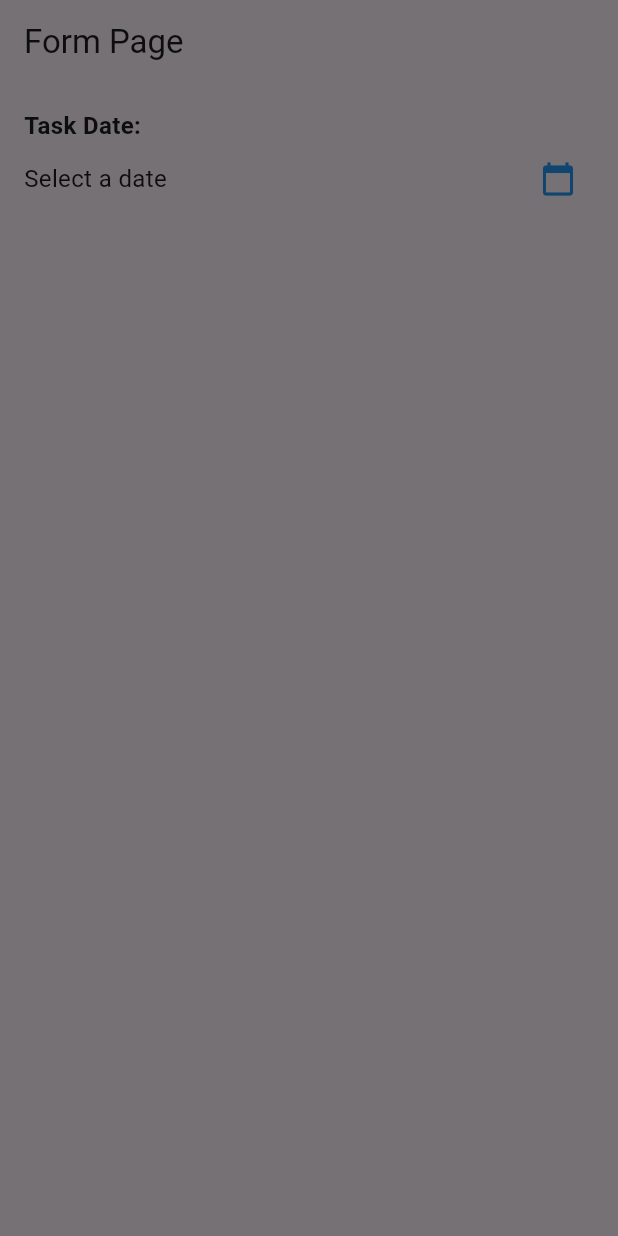
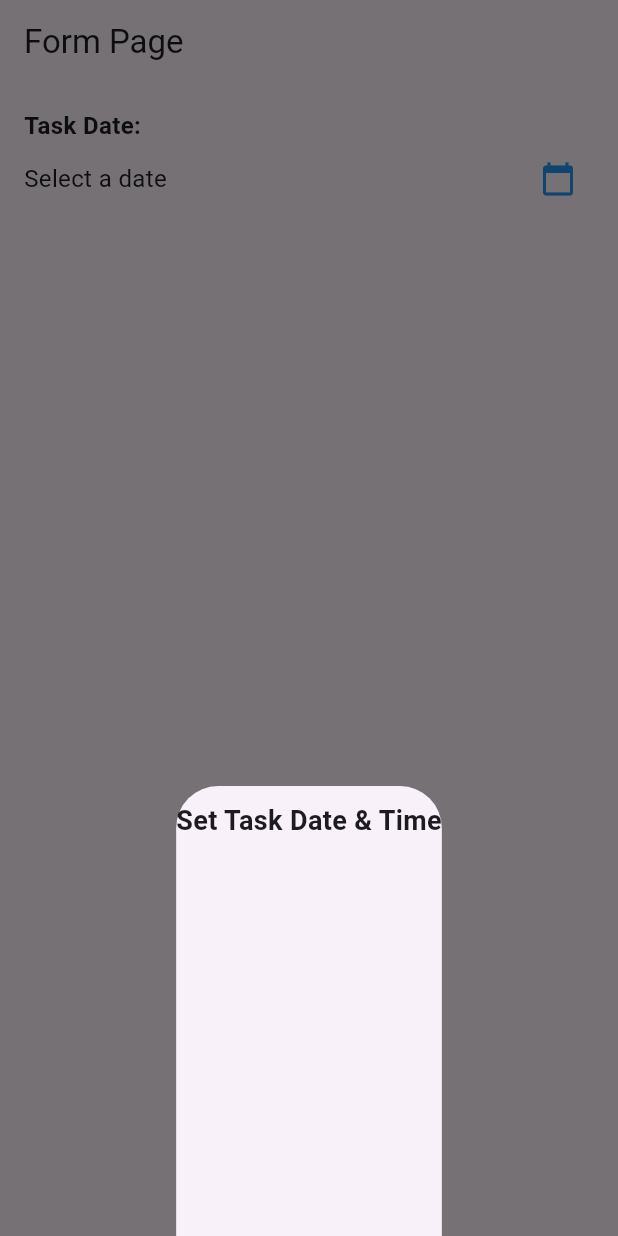
Before and after one commit to Abdurrafi07/TodoApp_0103, a Flutter app: the screen it shows after launch, after a tap on the "calendar today" icon, on a phone screen of 412 x 824 dp. Run offline on Flutter 3.47's test engine with Material 3 defaults, Android fonts, the phone set to English and light mode, and no system bars.

Commit message:
Header di modal pemilihan tanggal

```diff
--- a/lib/task_page.dart
+++ b/lib/task_page.dart
@@ -21,6 +21,10 @@ class _TaskPageState extends State<TaskPage> {
         child: Column(
           children: [
             const SizedBox(height: 10),
+            const Text(
+              "Set Task Date & Time",
+              style: TextStyle(fontSize: 18, fontWeight: FontWeight.bold)
+            ),
           ],
         ),
       );
```
